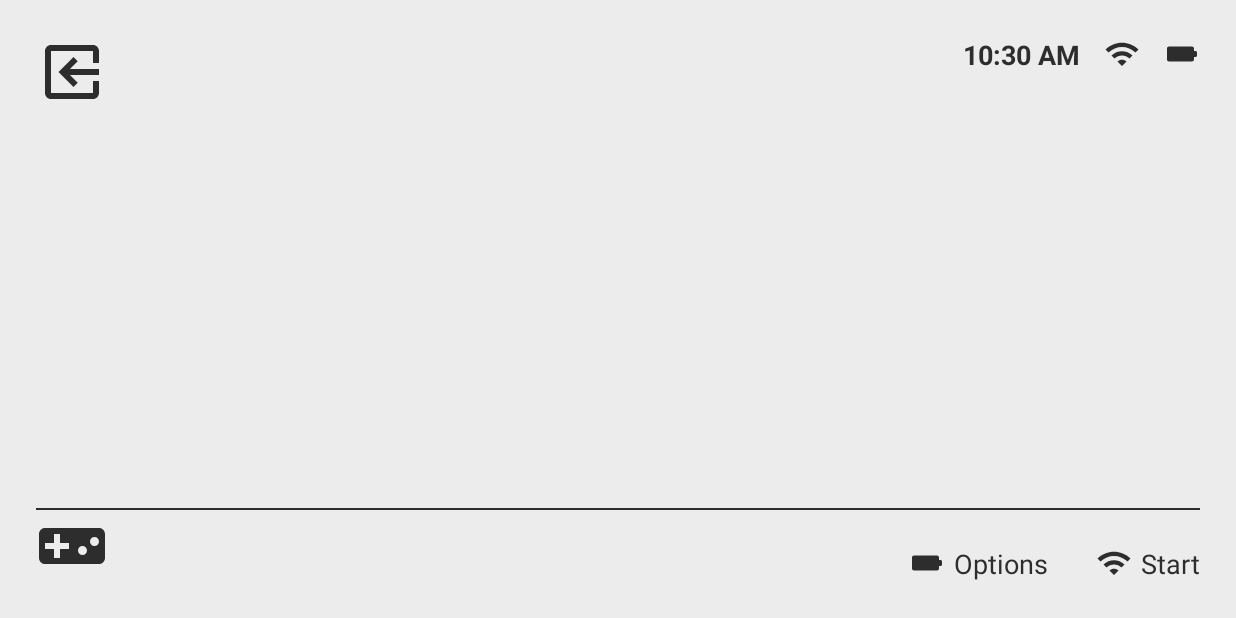
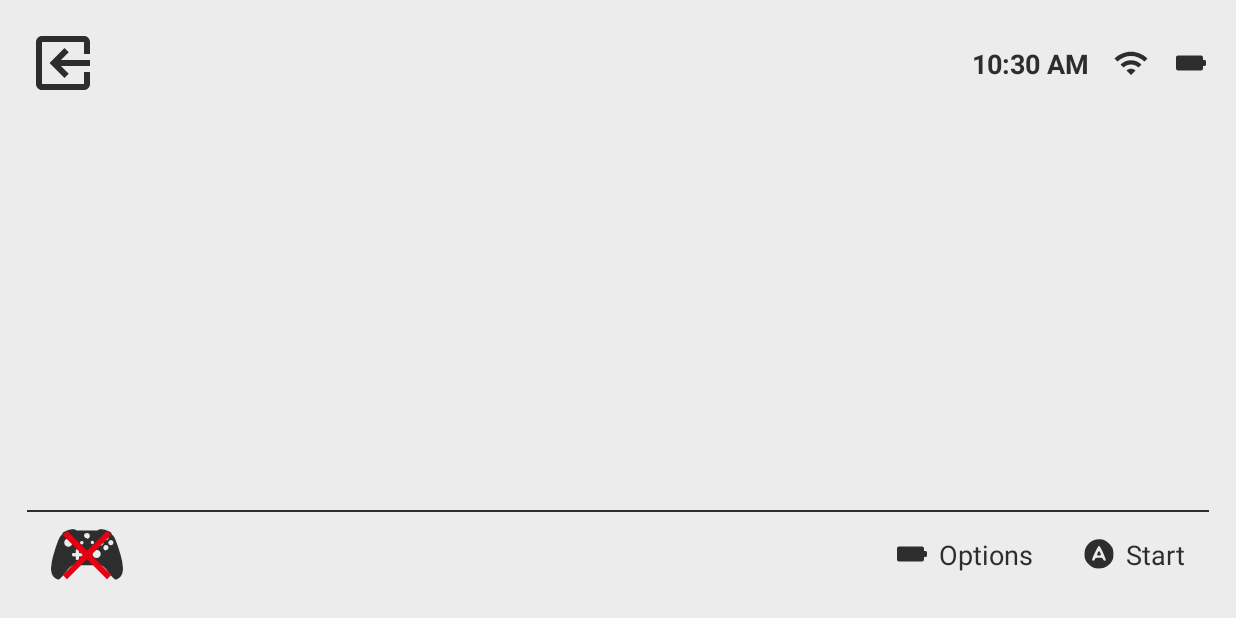
Before and after one commit to nickbeth/controller-hub, an Android app: the screen it shows after launch (MainActivity), on a phone screen of 824 x 412 dp (held sideways). Run offline under Robolectric (Android 15) with nearby library versions, the phone set to English and light mode, and no system bars.

Commit message:
Layout work

```diff
--- a/app/src/main/java/com/spacelynx/controllerhub/MainActivity.kt
+++ b/app/src/main/java/com/spacelynx/controllerhub/MainActivity.kt
@@ -25,13 +25,12 @@ class MainActivity : AppCompatActivity() {
       this.finish()
     }
 
-    binding.slot0.setText("Start")
-    binding.slot0.setOnClickListener {}
-    binding.slot1.setText("Options")
-    binding.slot1.setOnClickListener {}
+    binding.contextBar.action0.text = "Start"
+    binding.contextBar.action0.setOnClickListener {}
+    binding.contextBar.action1.text = "Options"
+    binding.contextBar.action1.setOnClickListener {}
 
-    val slot0Icon: Drawable? = ContextCompat.getDrawable(this, R.drawable.ic_baseline_wifi_24)
-    slot0Icon?.let { binding.slot0.setCompoundDrawablesWithIntrinsicBounds(slot0Icon, null, null, null) }
+    binding.contextBar.contextIconError.visibility = View.VISIBLE
   }
 
   override fun onResume() {
@@ -42,10 +41,10 @@ class MainActivity : AppCompatActivity() {
   private fun hideSystemUI() {
     mainContent.systemUiVisibility =
       View.SYSTEM_UI_FLAG_LOW_PROFILE or
-              View.SYSTEM_UI_FLAG_FULLSCREEN or
-              View.SYSTEM_UI_FLAG_LAYOUT_STABLE or
-              View.SYSTEM_UI_FLAG_IMMERSIVE_STICKY or
-              View.SYSTEM_UI_FLAG_LAYOUT_HIDE_NAVIGATION or
-              View.SYSTEM_UI_FLAG_HIDE_NAVIGATION
+          View.SYSTEM_UI_FLAG_FULLSCREEN or
+          View.SYSTEM_UI_FLAG_LAYOUT_STABLE or
+          View.SYSTEM_UI_FLAG_IMMERSIVE_STICKY or
+          View.SYSTEM_UI_FLAG_LAYOUT_HIDE_NAVIGATION or
+          View.SYSTEM_UI_FLAG_HIDE_NAVIGATION
   }
 }
--- a/app/src/main/res/drawable/ic_baseline_videogame_asset_48.xml
+++ /dev/null
@@ -1,13 +0,0 @@
-<vector xmlns:android="http://schemas.android.com/apk/res/android"
-    android:width="48dp"
-    android:height="48dp"
-    android:viewportWidth="24"
-    android:viewportHeight="24"
-    android:tint="?attr/textColor">
-  <path
-      android:fillColor="@android:color/white"
-      android:pathData="M21,6L3,6c-1.1,0 -2,0.9 -2,2v8c0,1.1 0.9,2 2,2h18c1.1,0 2,-0.9
-      2,-2L23,8c0,-1.1 -0.9,-2 -2,-2zM11,13L8,13v3L6,16v-3L3,13v-2h3L6,8h2v3h3v2zM15.5,15c-0.83,0
-      -1.5,-0.67 -1.5,-1.5s0.67,-1.5 1.5,-1.5 1.5,0.67 1.5,1.5 -0.67,1.5 -1.5,1.5zM19.5,12c-0.83,0
-      -1.5,-0.67 -1.5,-1.5S18.67,9 19.5,9s1.5,0.67 1.5,1.5 -0.67,1.5 -1.5,1.5z"/>
-</vector>
--- /dev/null
+++ b/app/src/main/res/drawable/ic_button_a_24.xml
@@ -0,0 +1,18 @@
+<vector xmlns:android="http://schemas.android.com/apk/res/android"
+    android:width="24dp"
+    android:height="24dp"
+    android:viewportWidth="48"
+    android:viewportHeight="48"
+    android:tint="?attr/textColor">
+    <path
+        android:fillColor="#000000"
+        android:pathData="M17.6,5.4c-8,3 -12.9,10 -12.9,18.6 0,6 1.1,9 5.2,13.3 3.9,4.3 8,6 14.1,6
+        7.9,-0 14.3,-4 18,-11.3 1.8,-3.4 1.7,-12.9 -0.2,-16.5 -1.8,-3.3 -6.1,-7.7 -9.3,-9.3
+        -3.7,-1.9 -10.8,-2.3 -14.9,-0.8zM29.1,21.5c2.1,4.7 3.9,9.2 3.9,10 0,2.2 -2.8,1.8 -3.5,-0.5
+        -0.5,-1.6 -1.5,-2 -5.5,-2 -4,-0 -5,0.4 -5.5,2 -0.7,2.3 -3.5,2.7 -3.5,0.5 0,-2.5 7.8,-18.5
+        9,-18.5 0.6,-0 2.9,3.8 5.1,8.5z" />
+    <path
+        android:fillColor="#000000"
+        android:pathData="M22.1,23c-1,2.9 -0.9,3 1.9,3 2.8,-0 2.9,-0.1 1.9,-3 -0.6,-1.7 -1.5,-3
+        -1.9,-3 -0.4,-0 -1.3,1.3 -1.9,3z" />
+</vector>
--- /dev/null
+++ b/app/src/main/res/drawable/ic_red_cross_36.xml
@@ -0,0 +1,11 @@
+<vector xmlns:android="http://schemas.android.com/apk/res/android"
+    android:width="36dp"
+    android:height="36dp"
+    android:viewportWidth="110"
+    android:viewportHeight="110"
+    android:tint="@color/nintendo_red">
+  <path
+      android:pathData="M10,10l90,90M100,10l-90,90"
+      android:strokeWidth="12"
+      android:strokeColor="@android:color/white"/>
+</vector>
--- a/app/src/main/res/drawable/trigger.xml
+++ /dev/null
@@ -1,8 +0,0 @@
-<?xml version="1.0" encoding="utf-8"?>
-<shape xmlns:android="http://schemas.android.com/apk/res/android"
-    android:shape="oval">
-    <solid android:color="#20FFFFFF" />
-    <stroke
-        android:width="2.5dp"
-        android:color="#25FFFFFF" />
-</shape>
--- /dev/null
+++ b/app/src/main/res/layout/context_bar.xml
@@ -0,0 +1,87 @@
+<?xml version="1.0" encoding="utf-8"?>
+<androidx.constraintlayout.widget.ConstraintLayout
+    xmlns:android="http://schemas.android.com/apk/res/android"
+    xmlns:app="http://schemas.android.com/apk/res-auto"
+    xmlns:tools="http://schemas.android.com/tools"
+    android:layout_height="wrap_content"
+    android:layout_width="wrap_content">
+
+    <View
+        android:id="@+id/divider"
+        android:layout_width="match_parent"
+        android:layout_height="1dp"
+        android:layout_marginBottom="@dimen/spacing_small"
+        android:background="?attr/textColor"
+        app:layout_constraintBottom_toTopOf="@+id/context_icon"
+        app:layout_constraintEnd_toEndOf="parent"
+        app:layout_constraintStart_toStartOf="parent" />
+
+    <TextView
+        android:id="@+id/context_icon"
+        android:layout_width="wrap_content"
+        android:layout_height="wrap_content"
+        android:layout_marginStart="@dimen/spacing_large"
+        android:fontFamily="@font/controllercons_solid"
+        android:text="@string/xbox1x_icon"
+        android:textColor="?attr/textColor"
+        android:textSize="48sp"
+        app:layout_constraintBottom_toBottomOf="parent"
+        app:layout_constraintEnd_toStartOf="@+id/context_actions"
+        app:layout_constraintHorizontal_bias="0.5"
+        app:layout_constraintHorizontal_chainStyle="spread_inside"
+        app:layout_constraintStart_toStartOf="parent" />
+
+    <ImageView
+        android:id="@+id/context_icon_error"
+        android:layout_width="wrap_content"
+        android:layout_height="wrap_content"
+        android:contentDescription="@string/error"
+        android:src="@drawable/ic_red_cross_36"
+        android:visibility="gone"
+        app:layout_constraintBottom_toBottomOf="@+id/context_icon"
+        app:layout_constraintEnd_toEndOf="@+id/context_icon"
+        app:layout_constraintHorizontal_bias="0.5"
+        app:layout_constraintVertical_bias="0.5"
+        app:layout_constraintStart_toStartOf="@+id/context_icon"
+        app:layout_constraintTop_toTopOf="@+id/context_icon"
+        tools:visibility="visible" />
+
+    <LinearLayout
+        android:id="@+id/context_actions"
+        android:layout_width="wrap_content"
+        android:layout_height="wrap_content"
+        android:layout_marginEnd="16dp"
+        android:divider="@drawable/spacer_xxlarge"
+        android:gravity="center_vertical"
+        android:orientation="horizontal"
+        android:showDividers="middle"
+        app:layout_constraintBottom_toBottomOf="@+id/context_icon"
+        app:layout_constraintEnd_toEndOf="parent"
+        app:layout_constraintHorizontal_bias="0.5"
+        app:layout_constraintStart_toEndOf="@+id/context_icon"
+        app:layout_constraintTop_toTopOf="@+id/context_icon">
+
+        <TextView
+            android:id="@+id/action1"
+            android:layout_width="wrap_content"
+            android:layout_height="wrap_content"
+            android:background="?android:attr/selectableItemBackground"
+            android:drawablePadding="@dimen/spacing_smedium"
+            android:textColor="?attr/textColor"
+            android:textSize="@dimen/text_size"
+            app:drawableLeftCompat="@drawable/ic_round_battery_full_24"
+            tools:text="@string/options" />
+
+        <TextView
+            android:id="@+id/action0"
+            android:layout_width="wrap_content"
+            android:layout_height="wrap_content"
+            android:background="?android:attr/selectableItemBackground"
+            android:drawablePadding="@dimen/spacing_smedium"
+            android:textColor="?attr/textColor"
+            android:textSize="@dimen/text_size"
+            app:drawableLeftCompat="@drawable/ic_button_a_24"
+            tools:text="@string/start" />
+
+    </LinearLayout>
+</androidx.constraintlayout.widget.ConstraintLayout>
--- a/app/src/main/res/layout/main_activity.xml
+++ b/app/src/main/res/layout/main_activity.xml
@@ -6,84 +6,45 @@
     android:id="@+id/main_content"
     android:layout_height="match_parent"
     android:layout_width="match_parent"
-    android:background="?attr/backgroundColor">
+    android:background="?attr/backgroundColor"
+    tools:context=".MainActivity">
 
     <androidx.constraintlayout.widget.ConstraintLayout
         android:layout_width="match_parent"
         android:layout_height="match_parent"
         android:layout_marginHorizontal="@dimen/activity_horizontal_margin"
-        android:layout_marginVertical="@dimen/activity_vertical_margin"
-        tools:context=".MainActivity">
-
-        <ImageView
-            android:id="@+id/exit_icon"
-            android:layout_width="wrap_content"
-            android:layout_height="wrap_content"
-            android:contentDescription="@string/exit_icon"
-            android:background="?android:attr/selectableItemBackground"
-            android:src="@drawable/ic_baseline_exit_to_app_48"
-            app:layout_constraintStart_toStartOf="parent"
-            app:layout_constraintTop_toTopOf="parent" />
+        android:layout_marginVertical="@dimen/activity_vertical_margin">
 
         <include
             android:id="@+id/status_icons"
             layout="@layout/status_icons"
             android:layout_width="wrap_content"
             android:layout_height="wrap_content"
+            app:layout_constraintBottom_toBottomOf="@+id/exit_icon"
             app:layout_constraintEnd_toEndOf="parent"
+            app:layout_constraintHorizontal_bias="0.5"
+            app:layout_constraintStart_toEndOf="@+id/exit_icon"
+            app:layout_constraintTop_toTopOf="@+id/exit_icon" />
+
+        <ImageView
+            android:id="@+id/exit_icon"
+            android:layout_width="wrap_content"
+            android:layout_height="wrap_content"
+            android:background="?android:attr/selectableItemBackground"
+            android:contentDescription="@string/exit_icon"
+            android:src="@drawable/ic_baseline_exit_to_app_48"
+            app:layout_constraintEnd_toStartOf="@+id/status_icons"
+            app:layout_constraintHorizontal_bias="0.5"
+            app:layout_constraintHorizontal_chainStyle="spread_inside"
+            app:layout_constraintStart_toStartOf="parent"
             app:layout_constraintTop_toTopOf="parent" />
 
-        <View
-            android:id="@+id/divider"
-            android:layout_width="0dp"
-            android:layout_height="1dp"
-            android:background="?attr/textColor"
-            app:layout_constraintBottom_toTopOf="@+id/context_icon"
-            app:layout_constraintEnd_toEndOf="parent"
-            app:layout_constraintStart_toStartOf="parent" />
-
-        <ImageView
-            android:id="@+id/context_icon"
-            android:layout_width="wrap_content"
+        <include
+            android:id="@+id/context_bar"
+            layout="@layout/context_bar"
+            android:layout_width="match_parent"
             android:layout_height="wrap_content"
-            android:contentDescription="@string/context_icon"
-            android:src="@drawable/ic_baseline_videogame_asset_48"
-            app:layout_constraintBottom_toBottomOf="parent"
-            app:layout_constraintStart_toStartOf="parent" />
-
-        <LinearLayout
-            android:layout_width="wrap_content"
-            android:layout_height="wrap_content"
-            android:divider="@drawable/spacer_xxlarge"
-            android:gravity="center_vertical"
-            android:orientation="horizontal"
-            android:showDividers="middle"
-            app:layout_constraintBottom_toBottomOf="parent"
-            app:layout_constraintEnd_toEndOf="parent">
-
-            <TextView
-                android:id="@+id/slot1"
-                android:layout_width="wrap_content"
-                android:layout_height="wrap_content"
-                android:textColor="?attr/textColor"
-                android:textSize="@dimen/text_size"
-                android:background="?android:attr/selectableItemBackground"
-                app:drawableLeftCompat="@drawable/ic_round_battery_full_24"
-                android:drawablePadding="@dimen/spacing_smedium"
-                tools:text="Options" />
-
-            <TextView
-                android:id="@+id/slot0"
-                android:layout_width="wrap_content"
-                android:layout_height="wrap_content"
-                android:textColor="?attr/textColor"
-                android:textSize="@dimen/text_size"
-                android:background="?android:attr/selectableItemBackground"
-                app:drawableLeftCompat="@drawable/ic_round_battery_full_24"
-                android:drawablePadding="@dimen/spacing_smedium"
-                tools:text="Start" />
-
-        </LinearLayout>
+            app:layout_constraintBottom_toBottomOf="parent" />
 
     </androidx.constraintlayout.widget.ConstraintLayout>
 </FrameLayout>
--- a/app/src/main/res/values/dimens.xml
+++ b/app/src/main/res/values/dimens.xml
@@ -1,10 +1,11 @@
 <?xml version="1.0" encoding="utf-8"?>
 <resources>
-    <dimen name="activity_horizontal_margin">24dp</dimen>
-    <dimen name="activity_vertical_margin">24dp</dimen>
+    <dimen name="activity_horizontal_margin">18dp</dimen>
+    <dimen name="activity_vertical_margin">18dp</dimen>
 
     <dimen name="text_size">18sp</dimen>
 
+    <dimen name="spacing_xsmall">2dp</dimen>
     <dimen name="spacing_small">4dp</dimen>
     <dimen name="spacing_smedium">6dp</dimen>
     <dimen name="spacing_medium">10dp</dimen>
--- a/app/src/main/res/values/strings.xml
+++ b/app/src/main/res/values/strings.xml
@@ -1,3 +1,4 @@
+<?xml version="1.0" encoding="utf-8"?>
 <resources>
     <string name="app_name">Controller Hub</string>
     <string name="wifi_icon">Wi-Fi signal</string>
@@ -5,4 +6,11 @@
     <string name="context_icon">Context icon</string>
     <string name="context_button">Context button</string>
     <string name="exit_icon">Exit</string>
+
+    <string name="OK">OK</string>
+    <string name="error">Error</string>
+    <string name="start">Start</string>
+    <string name="options">Options</string>
+
+    <string name="xbox1x_icon">&#xcc027;</string>
 </resources>
```
Also changed, not shown: app/src/main/res/font/controllercons_solid.otf (added).
